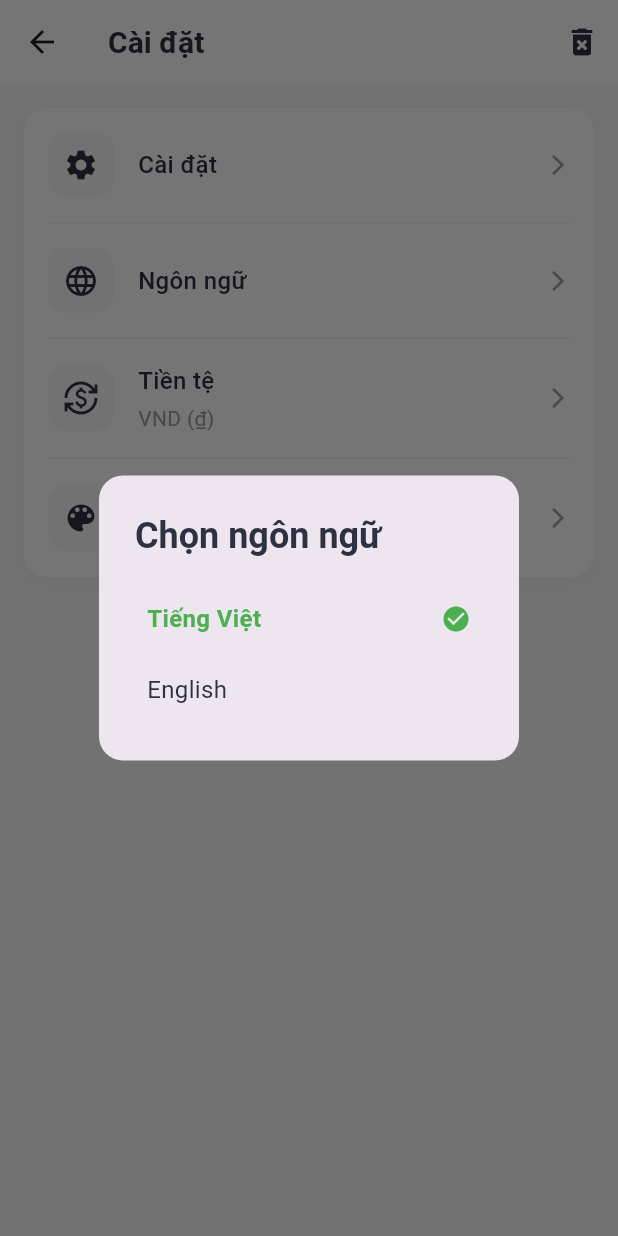
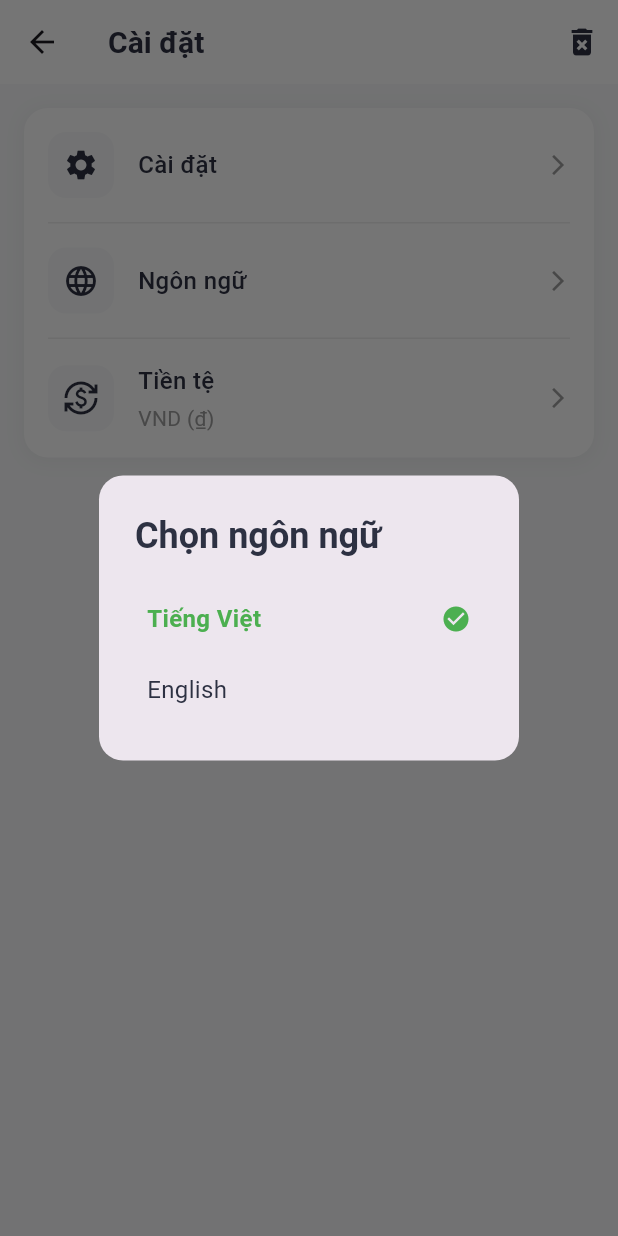
Before and after one commit to DanhCaTuanNgoc/fintrack, a Flutter app: the More screen opened directly, after a tap on "Ngôn ngữ", on a phone screen of 412 x 824 dp. Run offline on Flutter 3.47's test engine with Material 3 defaults, Android fonts, the phone set to English and light mode, and no system bars; our stand-ins replace flutter_riverpod, google_fonts, shared_preferences, sqflite, table_calendar; accounts and stored records are empty.

```diff
--- a/lib/ui/books.dart
+++ b/lib/ui/books.dart
@@ -617,6 +617,7 @@ class _BooksState extends ConsumerState<Books>
     Color textColor, {
     bool showNegative = false,
   }) {
+    final numberFormat = NumberFormat('#,###');
     final amountValue =
         double.tryParse(amount.replaceAll(RegExp(r'[^0-9.]'), '')) ?? 0;
 
--- a/lib/ui/more.dart
+++ b/lib/ui/more.dart
@@ -5,11 +5,6 @@ import 'package:shared_preferences/shared_preferences.dart';
 import '../providers/book_provider.dart';
 import '../providers/currency_provider.dart';
 import '../providers/transaction_provider.dart';
-
-// Tạo provider để lưu màu nền
-final backgroundColorProvider = StateProvider<Color>((ref) {
-  return const Color(0xFFF8F9FA); // Màu mặc định
-});
 
 class More extends ConsumerStatefulWidget {
   const More({super.key});
@@ -19,59 +14,6 @@ class More extends ConsumerStatefulWidget {
 }
 
 class _MoreState extends ConsumerState<More> {
-  // Danh sách các màu nền
-  final List<Color> _backgroundColors = [
-    const Color(0xFFF8F9FA), // Xám nhạt
-    const Color(0xFFE3F2FD), // Xanh dương nhạt
-    const Color(0xFFF3E5F5), // Tím nhạt
-    const Color(0xFFFFF8E1), // Vàng nhạt
-    const Color(0xFFE8F5E9), // Xanh lá nhạt
-  ];
-
-  // Tên các màu
-  final List<String> _colorNames = [
-    'Xám nhạt',
-    'Xanh dương nhạt',
-    'Tím nhạt',
-    'Vàng nhạt',
-    'Xanh lá nhạt',
-  ];
-
-  int _currentColorIndex = 0;
-
-  @override
-  void initState() {
-    super.initState();
-    _loadSavedColor();
-  }
-
-  // Tải màu nền đã lưu
-  Future<void> _loadSavedColor() async {
-    try {
-      final prefs = await SharedPreferences.getInstance();
-      final savedIndex = prefs.getInt('background_color_index') ?? 0;
-      if (savedIndex < _backgroundColors.length) {
-        setState(() {
-          _currentColorIndex = savedIndex;
-        });
-        ref.read(backgroundColorProvider.notifier).state =
-            _backgroundColors[savedIndex];
-      }
-    } catch (e) {
-      print('Lỗi khi tải màu nền: $e');
-    }
-  }
-
-  // Lưu màu nền đã chọn
-  Future<void> _saveColorIndex(int index) async {
-    try {
-      final prefs = await SharedPreferences.getInstance();
-      await prefs.setInt('background_color_index', index);
-    } catch (e) {
-      print('Lỗi khi lưu màu nền: $e');
-    }
-  }
-
   Future<void> removeData() async {
     final prefs = await SharedPreferences.getInstance();
     await prefs.clear();
@@ -83,11 +25,8 @@ class _MoreState extends ConsumerState<More> {
     // Lấy đơn vị tiền tệ hiện tại từ provider
     final currentCurrency = ref.watch(currencyProvider);
 
-    // Lấy màu nền hiện tại
-    final backgroundColor = ref.watch(backgroundColorProvider);
-
     return Scaffold(
-      backgroundColor: backgroundColor,
+      backgroundColor: const Color(0xFFF8F9FA),
       appBar: AppBar(
         backgroundColor: Colors.white,
         elevation: 0,
@@ -156,15 +95,6 @@ class _MoreState extends ConsumerState<More> {
             subtitle: currentCurrency.displayName,
             onTap: () {
               _showCurrencyDialog(currentCurrency);
-            },
-          ),
-          _buildDivider(),
-          _buildSettingItem(
-            icon: Icons.color_lens,
-            title: 'Màu nền',
-            subtitle: _colorNames[_currentColorIndex],
-            onTap: () {
-              _showBackgroundColorDialog();
             },
           ),
         ],
@@ -324,61 +254,6 @@ class _MoreState extends ConsumerState<More> {
     );
   }
 
-  void _showBackgroundColorDialog() {
-    showDialog(
-      context: context,
-      builder:
-          (context) => AlertDialog(
-            shape: RoundedRectangleBorder(
-              borderRadius: BorderRadius.circular(16),
-            ),
-            title: const Text(
-              'Chọn màu nền',
-              style: TextStyle(
-                fontWeight: FontWeight.bold,
-                color: Color(0xFF2D3142),
-              ),
-            ),
-            content: Column(
-              mainAxisSize: MainAxisSize.min,
-              children: List.generate(_backgroundColors.length, (index) {
-                return _buildDialogOption(
-                  title: _colorNames[index],
-                  isSelected: _currentColorIndex == index,
-                  color: _backgroundColors[index],
-                  onTap: () {
-                    setState(() {
-                      _currentColorIndex = index;
-                    });
-
-                    // Cập nhật màu toàn cục
-                    ref.read(backgroundColorProvider.notifier).state =
-                        _backgroundColors[index];
-
-                    // Lưu màu mới
-                    _saveColorIndex(index);
-
-                    // Đóng dialog
-                    Navigator.pop(context);
-
-                    // Thông báo cho người dùng
-                    ScaffoldMessenger.of(context).showSnackBar(
-                      SnackBar(
-                        content: Text(
-                          'Đã đổi màu nền thành ${_colorNames[index]}',
-                        ),
-                        backgroundColor: _backgroundColors[index],
-                        duration: const Duration(seconds: 2),
-                      ),
-                    );
-                  },
-                );
-              }),
-            ),
-          ),
-    );
-  }
-
   void _updateCurrency(CurrencyType newCurrency) async {
     final oldCurrency = ref.read(currencyProvider);
 
@@ -409,7 +284,6 @@ class _MoreState extends ConsumerState<More> {
     required String title,
     required bool isSelected,
     required VoidCallback onTap,
-    Color? color,
   }) {
     return InkWell(
       onTap: onTap,
@@ -417,17 +291,6 @@ class _MoreState extends ConsumerState<More> {
         padding: const EdgeInsets.symmetric(vertical: 12.0, horizontal: 8.0),
         child: Row(
           children: [
-            if (color != null)
-              Container(
-                width: 24,
-                height: 24,
-                margin: const EdgeInsets.only(right: 12),
-                decoration: BoxDecoration(
-                  color: color,
-                  borderRadius: BorderRadius.circular(4),
-                  border: Border.all(color: Colors.grey.shade300),
-                ),
-              ),
             Expanded(
               child: Text(
                 title,
```
